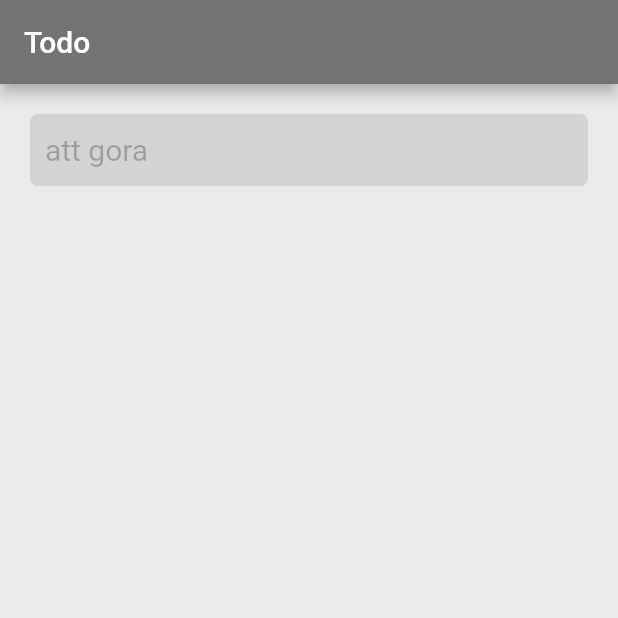
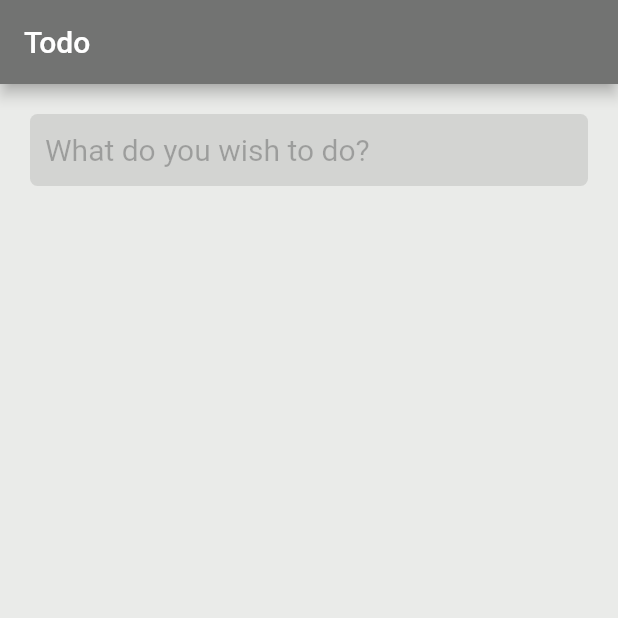
Before and after one commit to frextrite/att-gora, a Flutter app: the screen it shows after launch, on a phone screen of 412 x 824 dp, the top half of it. Run offline on Flutter 3.47's test engine with Material 2 defaults, Android fonts, the phone set to English and light mode, and no system bars.

Commit message:
Change hint text
to "What do you wish to do?"

```diff
--- a/lib/main.dart
+++ b/lib/main.dart
@@ -89,7 +89,7 @@ class _TodoState extends State<Todo> {
                         decoration: InputDecoration(
                             contentPadding: EdgeInsets.all(10.0),
                             border: InputBorder.none,
-                            hintText: 'att gora',
+                            hintText: 'What do you wish to do?',
                             hintStyle: TextStyle(
                               color: Colors.black26,
                             )),
```
